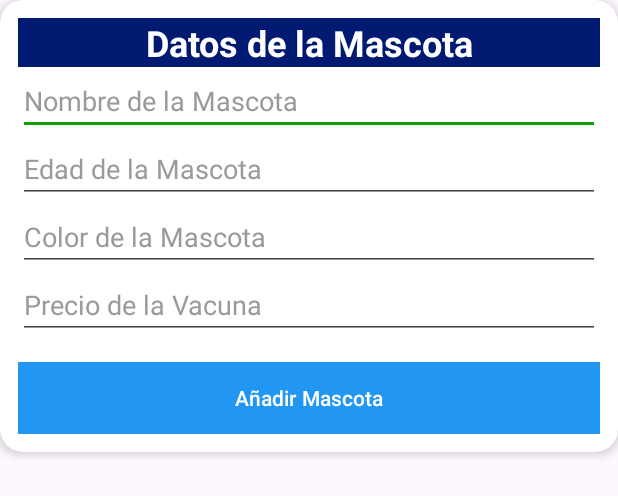
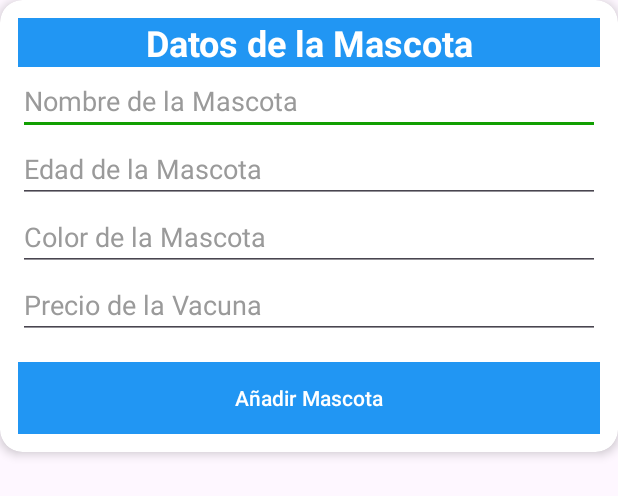
Before and after one commit to S4nti4go3/end, an Android app: the layout fragment_create_pet.xml on its own in the app's theme, with its tools: preview values and no code run, on a phone screen of 412 x 824 dp. Shown: the top 496 px of the screen. Run offline under Robolectric (Android 15) with nearby library versions, the phone set to English and light mode, and no system bars.

Commit message:
Last Update fragment_create_pet.xml

```diff
--- a/app/src/main/res/layout/fragment_create_pet.xml
+++ b/app/src/main/res/layout/fragment_create_pet.xml
@@ -21,7 +21,7 @@
         <TextView
             android:layout_width="match_parent"
             android:layout_height="wrap_content"
-            android:background="@color/AzulOscuro"
+            android:background="@color/AzulClaro"
             android:text="Datos de la Mascota"
             android:textAlignment="center"
             android:textSize="24sp"
@@ -33,7 +33,7 @@
             android:id="@+id/nombre"
             android:layout_width="match_parent"
             android:layout_height="wrap_content"
-            android:textColor="@android:color/background_dark"
+            android:textColor="@color/white"
             android:ems="10"
             android:hint="Nombre de la Mascota"
             android:textColorHint="#9A9A9A"
@@ -44,7 +44,7 @@
             android:id="@+id/edad"
             android:layout_width="match_parent"
             android:layout_height="wrap_content"
-            android:textColor="@android:color/background_dark"
+            android:textColor="@color/white"
             android:ems="10"
             android:hint="Edad de la Mascota"
             android:textColorHint="#9A9A9A"
@@ -55,7 +55,7 @@
             android:id="@+id/color"
             android:layout_width="match_parent"
             android:layout_height="wrap_content"
-            android:textColor="@android:color/background_dark"
+            android:textColor="@color/white"
             android:ems="10"
             android:hint="Color de la Mascota"
             android:textColorHint="#9A9A9A"
@@ -66,7 +66,7 @@
             android:id="@+id/precio_vacuna"
             android:layout_width="match_parent"
             android:layout_height="wrap_content"
-            android:textColor="@android:color/background_dark"
+            android:textColor="@color/white"
             android:ems="10"
             android:hint="Precio de la Vacuna"
             android:textColorHint="#9A9A9A"
```
